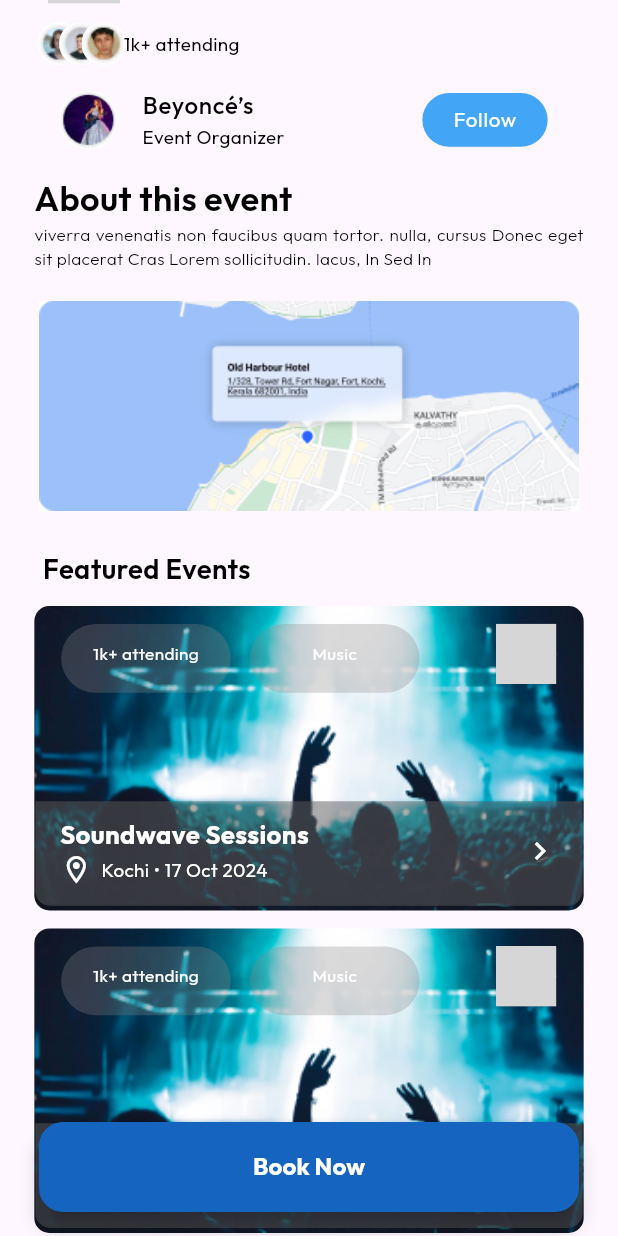
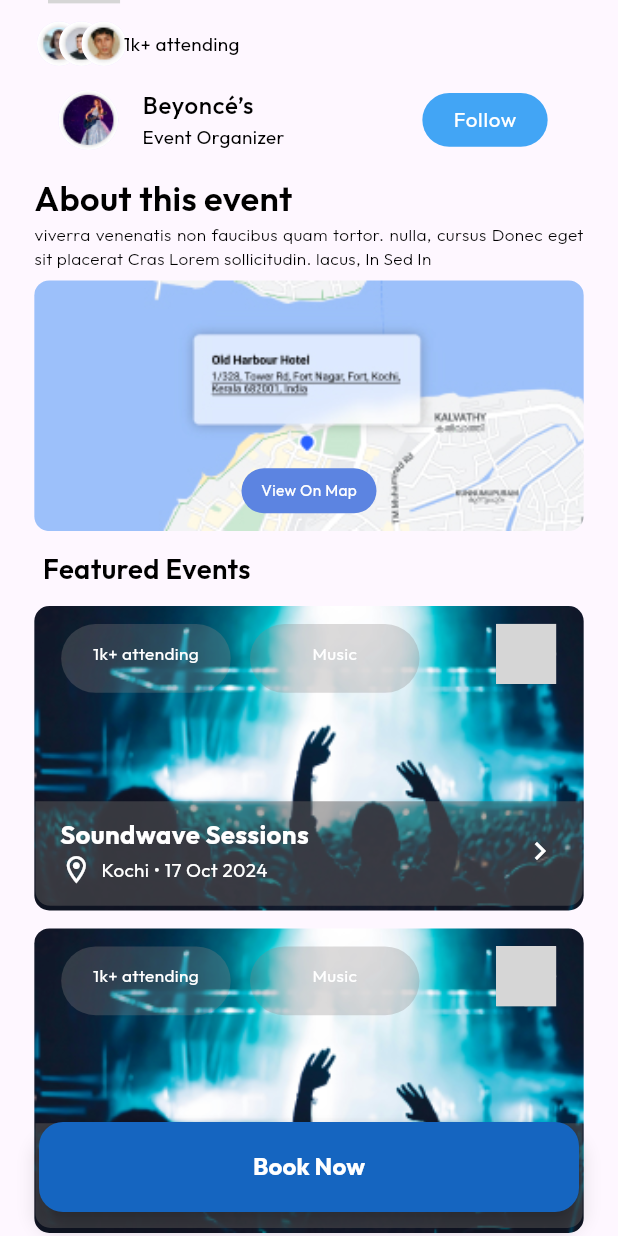
Before and after one commit to antony-akshay/euphony, a Flutter app: the screen it shows after launch, scrolled down 576 dp, on a phone screen of 412 x 824 dp. Run offline on Flutter 3.47's test engine with Material 3 defaults, Android fonts, the phone set to English and light mode, and no system bars; drawn by our look-alikes of readmore; our stand-ins replace flutter_screenutil, google_fonts; missing offline and left inert: increment_decrement_form_field, svg_flutter; grey boxes are pictures that could not be loaded.

Commit message:
added map-button

```diff
--- a/lib/eventDetails/bottomsheet.dart
+++ b/lib/eventDetails/bottomsheet.dart
@@ -207,7 +207,9 @@ class Helperwidgets {
                           height: 30,
                         ),
                         GestureDetector(
-                          onTap: () {},
+                          onTap: () {
+                            // print('bookmyticket');
+                          },
                           child: Container(
                             decoration: BoxDecoration(
                                 color: const Color.fromRGBO(44, 100, 227, 1),
--- a/lib/eventDetails/eventdetails.dart
+++ b/lib/eventDetails/eventdetails.dart
@@ -304,18 +304,55 @@ class EventDetails extends StatelessWidget {
                   ),
                   Padding(
                     padding: EdgeInsets.only(top: 5.h),
-                    child: GestureDetector(
-                        onTap: () {
-                          print('map');
-                        },
-                        child: Container(
-                            width: 360.w,
-                            height: 140.h,
-                            decoration: BoxDecoration(
-                              borderRadius: BorderRadius.circular(10),
+                    child: Container(
+                width: 360.w,
+                height: 140.h,
+                decoration: BoxDecoration(
+                  borderRadius: BorderRadius.circular(10),
+                ),
+                child: Stack(
+                  children: [
+                    // Background Image
+                    ClipRRect(
+                      borderRadius: BorderRadius.circular(10),
+                      child: Image.asset(
+                        'assets/images/Mask group.jpg',
+                        fit: BoxFit.cover,
+                        width: 360.w,
+                        height: 140.h,
+                      ),
+                    ),
+
+                    // Positioned Text Button
+                    Positioned(
+                      bottom: 10.h, // Adjust bottom padding
+                      left: 0,
+                      right: 0,
+                      child: Center(
+                          child: GestureDetector(
+                            onTap: ()=>print('map'),
+                            child: Container(
+                                                    width: 90,
+                                                    height: 30,
+                                                    decoration: BoxDecoration(
+                              borderRadius: BorderRadius.circular(30),
+                              color: Color.fromRGBO(92, 132, 225, 1)),
+                                                    child: Center(
+                            child: Text(
+                              'View On Map',
+                              style: GoogleFonts.outfit(
+                                fontWeight: FontWeight.w400,
+                                fontSize: 9.sp,
+                                color: Colors.white,
+                              ),
                             ),
-                            child:
-                                Image.asset('assets/images/Mask group.jpg'))),
+                                                    ),
+                                                  ),
+                          )),
+                    ),
+                  ],
+                ),
+              )
                   ),
                   Padding(
                     padding: EdgeInsets.only(top: 10.h, left: 5.w),
```
Also changed, not shown: lib/testfolder/buildtest.dart (+9 -8 lines).
